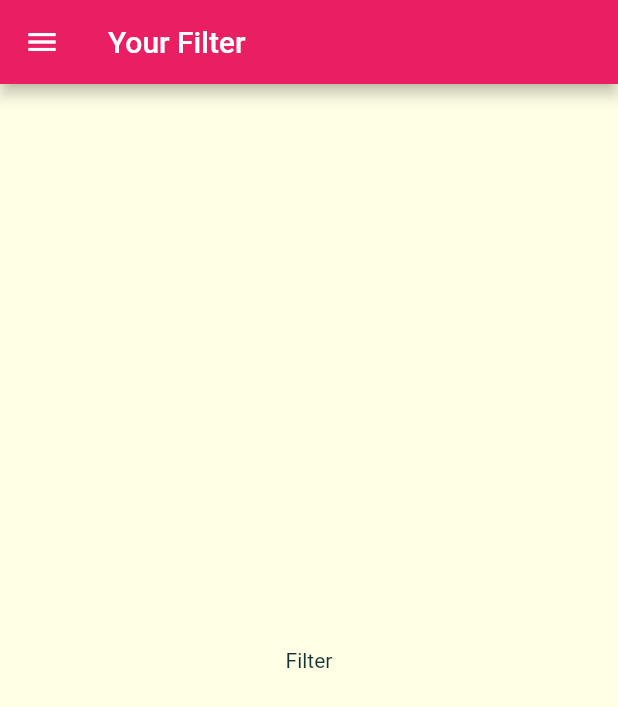
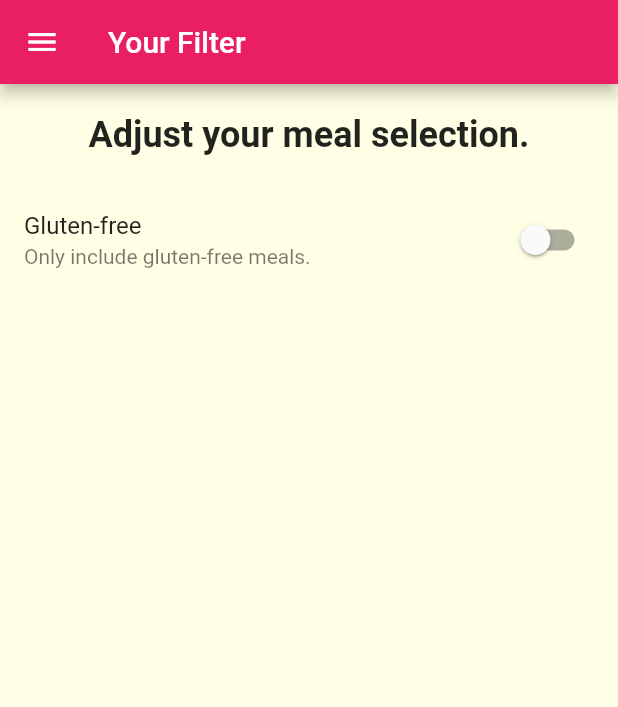
Before and after one commit to nord2sudjp/DeliMeals, a Flutter app: the FiltersScreen screen opened by its route, on a phone screen of 412 x 824 dp. Shown: the top 707 px of the screen. Run offline on Flutter 3.47's test engine with Material 2 defaults, Android fonts, the phone set to English and light mode, and no system bars; Roboto replaces fonts that are missing (Railway, RobotCondensed).

Commit message:
Implement glutenfree filter

```diff
--- a/lib/screen/filters_screen.dart
+++ b/lib/screen/filters_screen.dart
@@ -1,8 +1,19 @@
 import '../widgets/main_drawer.dart';
 import 'package:flutter/material.dart';
 
-class FiltersScreen extends StatelessWidget {
+class FiltersScreen extends StatefulWidget {
   static const routeName = '/filters';
+
+  @override
+  _FiltersScreenState createState() => _FiltersScreenState();
+}
+
+class _FiltersScreenState extends State<FiltersScreen> {
+  bool _glutenFree = false;
+  bool _vegetarian = false;
+  bool _vegan = false;
+  bool _lactoseFree = false;
+
   @override
   Widget build(BuildContext context) {
     return Scaffold(
@@ -11,7 +22,26 @@ class FiltersScreen extends StatelessWidget {
       ),
       drawer: MainDrawer(),
       body: Center(
-        child: Text('Filter'),
+        child: Column(children: <Widget>[
+          Container(
+            padding: EdgeInsets.all(20),
+            child: Text('Adjust your meal selection.',
+                style: Theme.of(context).textTheme.headline6),
+          ),
+          Expanded(
+            child: ListView(children: <Widget>[
+              SwitchListTile(
+                  title: Text('Gluten-free'),
+                  value: _glutenFree,
+                  subtitle: Text("Only include gluten-free meals."),
+                  onChanged: (newValue) {
+                    setState(() {
+                      _glutenFree = newValue;
+                    });
+                  }),
+            ]),
+          ),
+        ]),
       ),
     );
   }
```
